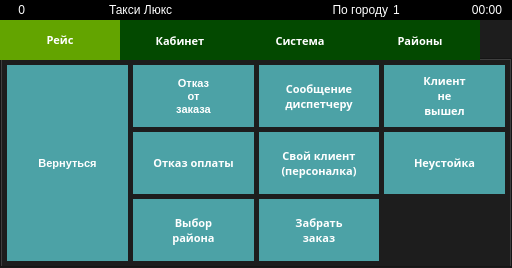
Above: indigotaxi.ui from koolkhel/wince-taximeter before the change. Below: the same form after it.
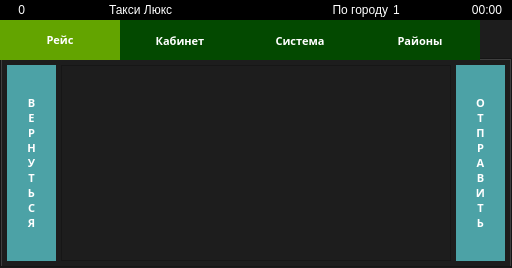
That is the form after the change. The open tabs and pages were chosen to show the change. Icons and pictures are not drawn.

Diff of the .ui file:
```diff
--- a/indigotaxi.ui
+++ b/indigotaxi.ui
@@ -36,12 +36,19 @@
     </sizepolicy>
    </property>
    <property name="styleSheet">
-    <string notr="true">#regionList QScrollBar:vertical, #regionListSettingsWidget QScrollBar:vertical,
-#regionDetailsList QScrollBar:vertical {
+    <string notr="true">#regionList QScrollBar:vertical, 
+#regionListSettingsWidget QScrollBar:vertical,
+#regionDetailsList QScrollBar:vertical ,
+#messageTemplatesList QScrollBar:vertical
+{
       width: 80px;
 }
 
-#regionList, #regionListSettingsWidget, #regionDetailsList {
+#regionList, 
+#regionListSettingsWidget, 
+#regionDetailsList,
+#messageTemplatesList
+{
 	font: 14pt &quot;Segoe UI&quot;;
 	font-weight: bold;
 }
@@ -444,7 +451,7 @@
        </font>
       </property>
       <property name="currentIndex">
-       <number>0</number>
+       <number>3</number>
       </property>
       <widget class="QWidget" name="standByPage1">
        <property name="sizePolicy">
@@ -1594,13 +1601,14 @@
              <number>0</number>
             </property>
             <item>
-             <widget class="QFrame" name="settingsFrame">
+             <widget class="QStackedWidget" name="orderSettingsStackedWidget">
               <property name="sizePolicy">
                <sizepolicy hsizetype="Expanding" vsizetype="Expanding">
                 <horstretch>0</horstretch>
                 <verstretch>0</verstretch>
                </sizepolicy>
               </property>
+              <widget class="QWidget" name="orderSettingsStackedWidgetPage1" native="true">
               <layout class="QGridLayout" name="gridLayout" rowstretch="1,1,1" columnstretch="1,1,1,1">
                <property name="margin">
                 <number>5</number>
@@ -1753,6 +1761,62 @@
                </item>
               </layout>
              </widget>
+              <widget class="QWidget" name="orderSettingsStackedWidgetPage2">
+               <layout class="QHBoxLayout" name="horizontalLayout_19" stretch="1,8,1">
+                <property name="spacing">
+                 <number>5</number>
+                </property>
+                <property name="margin">
+                 <number>5</number>
+                </property>
+                <item>
+                 <widget class="QPushButton" name="pushButton_20">
+                  <property name="sizePolicy">
+                   <sizepolicy hsizetype="Minimum" vsizetype="Preferred">
+                    <horstretch>0</horstretch>
+                    <verstretch>0</verstretch>
+                   </sizepolicy>
+                  </property>
+                  <property name="text">
+                   <string>В
+Е
+Р
+Н
+У
+Т
+Ь
+С
+Я</string>
+                  </property>
+                 </widget>
+                </item>
+                <item>
+                 <widget class="QListWidget" name="messageTemplatesList"/>
+                </item>
+                <item>
+                 <widget class="QPushButton" name="pushButton_22">
+                  <property name="sizePolicy">
+                   <sizepolicy hsizetype="Minimum" vsizetype="Preferred">
+                    <horstretch>0</horstretch>
+                    <verstretch>0</verstretch>
+                   </sizepolicy>
+                  </property>
+                  <property name="text">
+                   <string>О
+Т
+П
+Р
+А
+В
+И
+Т
+Ь</string>
+                  </property>
+                 </widget>
+                </item>
+               </layout>
+              </widget>
+             </widget>
             </item>
            </layout>
           </widget>
```
Left out of the diff: 339 changed lines with no effect on the pictures. Lines whose indentation alone changed are shown as unchanged.
